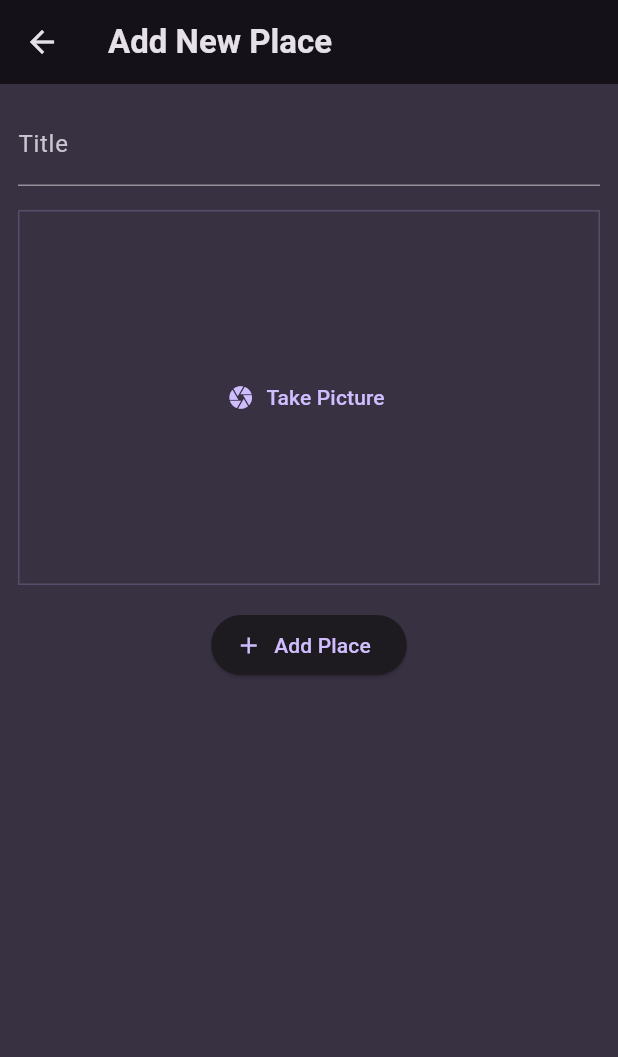
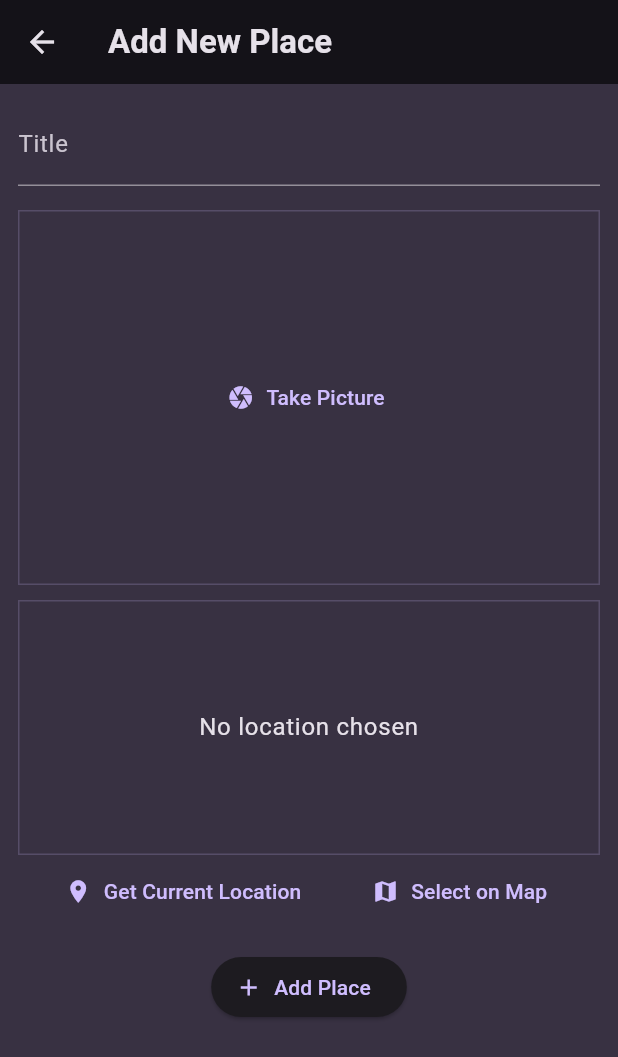
Before and after one commit to musamirul/favorite_places, a Flutter app: the AddPlaceScreen screen opened directly, on a phone screen of 412 x 824 dp. Shown: the top 1057 px of the screen. Run offline on Flutter 3.47's test engine with Material 3 defaults, Android fonts, the phone set to English and light mode, and no system bars; our stand-ins replace flutter_riverpod, google_fonts, image_picker, location.

Commit message:
update favorite place

```diff
--- a/lib/screens/add_place.dart
+++ b/lib/screens/add_place.dart
@@ -2,6 +2,7 @@ import 'dart:io';
 
 import 'package:favorite_places/provider/user_places.dart';
 import 'package:favorite_places/widgets/image_input.dart';
+import 'package:favorite_places/widgets/location_input.dart';
 import 'package:flutter/material.dart';
 import 'package:flutter_riverpod/flutter_riverpod.dart';
 
@@ -60,6 +61,10 @@ class _AddPlaceScreenState extends ConsumerState<AddPlaceScreen> {
             _selectedImage = image;
           },),
           SizedBox(
+            height: 10,
+          ),
+          LocationInput(),
+          SizedBox(
             height: 16,
           ),
           ElevatedButton.icon(
--- /dev/null
+++ b/lib/widgets/location_input.dart
@@ -0,0 +1,101 @@
+import 'package:flutter/material.dart';
+import 'package:location/location.dart';
+
+class LocationInput extends StatefulWidget {
+  const LocationInput({super.key});
+
+  @override
+  State<LocationInput> createState() {
+    return _LocationInputState();
+  }
+}
+
+class _LocationInputState extends State<LocationInput> {
+  Location? _pickedLocation;
+  var _isGettingLocation = false;
+
+  void _getCurrentLocation() async {
+
+
+    //get below syntax from https://pub.dev/packages/location
+    Location location = Location();
+
+    bool serviceEnabled;
+    PermissionStatus permissionGranted;
+    LocationData locationData;
+
+    serviceEnabled = await location.serviceEnabled();
+    if (!serviceEnabled) {
+      serviceEnabled = await location.requestService();
+      if (!serviceEnabled) {
+        return;
+      }
+    }
+
+    permissionGranted = await location.hasPermission();
+    if (permissionGranted == PermissionStatus.denied) {
+      permissionGranted = await location.requestPermission();
+      if (permissionGranted != PermissionStatus.granted) {
+        return;
+      }
+    }
+
+    setState(() {
+      _isGettingLocation = true;
+    });
+
+    locationData = await location.getLocation();
+
+    setState(() {
+      _isGettingLocation = false;
+    });
+
+    print(locationData.latitude);
+    print(locationData.longitude);
+  }
+
+  @override
+  Widget build(BuildContext context) {
+    Widget previewContent =  Text(
+      'No location chosen',
+      textAlign: TextAlign.center,
+      style: Theme.of(context)
+          .textTheme
+          .bodyLarge!
+          .copyWith(color: Theme.of(context).colorScheme.onBackground),
+    );
+
+    if(_isGettingLocation){
+      previewContent = CircularProgressIndicator();
+    }
+    return Column(
+      children: [
+        Container(
+          height: 170,
+          width: double.infinity,
+          alignment: Alignment.center,
+          decoration: BoxDecoration(
+            border: Border.all(
+              width: 1,
+              color: Theme.of(context).colorScheme.primary.withOpacity(0.2),
+            ),
+          ),
+          child: previewContent,
+        ),
+        Row(
+          mainAxisAlignment: MainAxisAlignment.spaceEvenly,
+          children: [
+            TextButton.icon(
+                icon: Icon(Icons.location_on),
+                label: Text('Get Current Location'),
+                onPressed: _getCurrentLocation),
+            TextButton.icon(
+                icon: Icon(Icons.map),
+                label: Text('Select on Map'),
+                onPressed: () {})
+          ],
+        )
+      ],
+    );
+  }
+}
--- a/pubspec.yaml
+++ b/pubspec.yaml
@@ -39,6 +39,7 @@ dependencies:
   uuid: ^4.3.3
   flutter_riverpod: ^2.5.1
   image_picker: ^1.0.7
+  location: ^5.0.3
 
 dev_dependencies:
   flutter_test:
```
Also changed, not shown: pubspec.lock, 4 other files.
